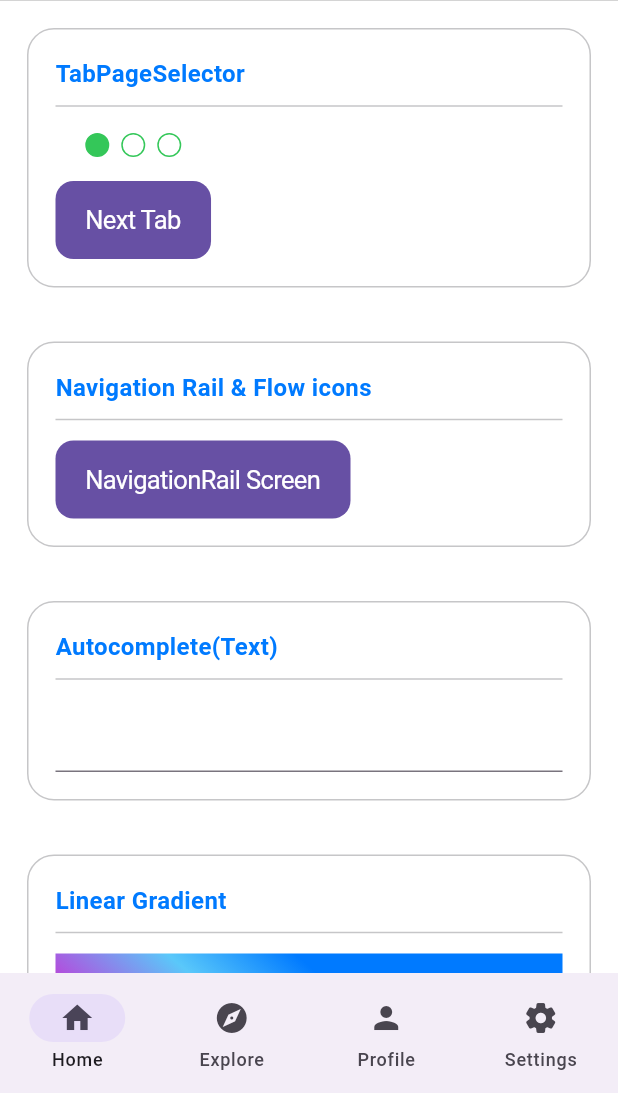
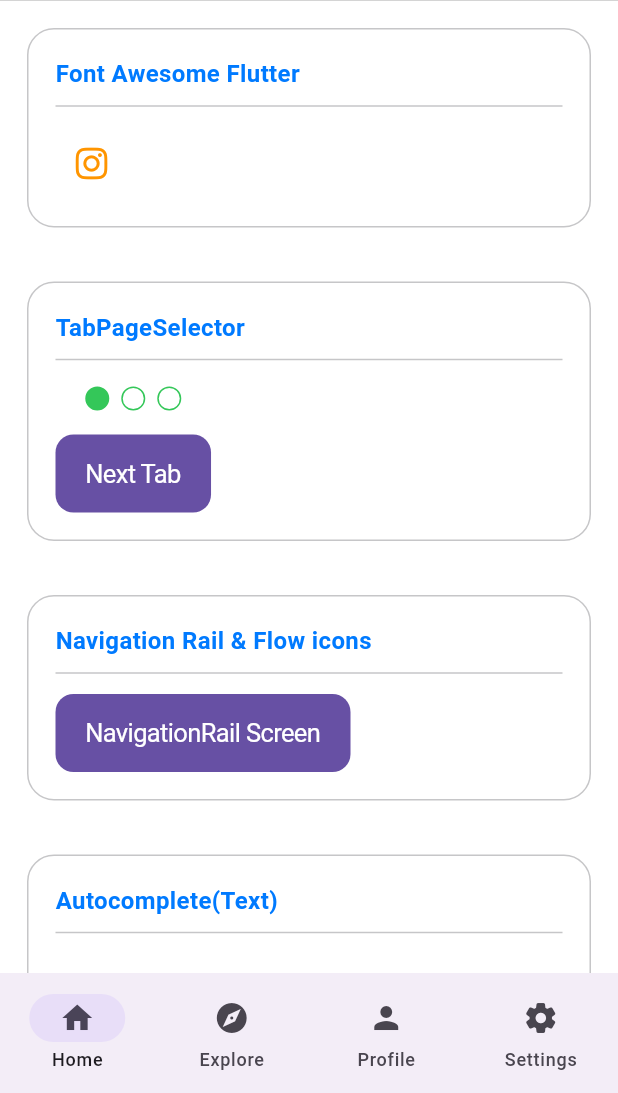
Before and after one commit to darshanpatellr/widget_of_week, a Flutter app: the screen it shows after launch, on a phone screen of 412 x 824 dp, the part 143-1236 px from its top. Run offline on Flutter 3.47's test engine with Material 3 defaults, Android fonts, the phone set to English and light mode, and no system bars; our stand-ins replace fl_chart, flutter_animate, font_awesome_flutter, video_player; missing offline and left inert: home_widget.

Commit message:
feat: Add Font Awesome Flutter example
This commit introduces an example of the `font_awesome_flutter` package.

- Adds the `font_awesome_flutter` dependency to `pubspec.yaml`.
- Creates a new `_fontAwesomeFlutter` method to demonstrate the package.
- The example displays an Instagram icon (`FontAwesomeIcons.instagram`) using the `FaIcon` widget within an `IconButton`.
- Integrates the new example into the `SliverList` on the main screen.

```diff
--- a/lib/main.dart
+++ b/lib/main.dart
@@ -8,6 +8,7 @@ import 'package:fl_chart/fl_chart.dart';
 import 'package:flutter/cupertino.dart' hide ImageInfo;
 import 'package:flutter/material.dart' hide ImageInfo;
 import 'package:flutter_animate/flutter_animate.dart';
+import 'package:font_awesome_flutter/font_awesome_flutter.dart';
 import 'package:home_widget/home_widget.dart';
 
 import 'screens/navigation_rail_screen.dart';
@@ -88,6 +89,7 @@ class _HomeScreenState extends State<HomeScreen> with TickerProviderStateMixin {
             CupertinoSliverNavigationBar(largeTitle: Text("Cupertino")),
             SliverList(
               delegate: SliverChildListDelegate([
+                _fontAwesomeFlutter(),
                 _tabPageSelector(),
                 _navigationRail(),
                 _autocomplete(),
@@ -118,6 +120,21 @@ class _HomeScreenState extends State<HomeScreen> with TickerProviderStateMixin {
           ],
         ),
         bottomNavigationBar: _bottomNavigation(),
+      ),
+    );
+  }
+
+  /// ---------- font awesome flutter ---------- ///
+
+  Widget _fontAwesomeFlutter() {
+    return ReusableContainer(
+      title: "Font Awesome Flutter",
+      widget: IconButton(
+        onPressed: () {},
+        icon: FaIcon(
+          FontAwesomeIcons.instagram,
+          color: CupertinoColors.activeOrange,
+        ),
       ),
     );
   }
--- a/pubspec.yaml
+++ b/pubspec.yaml
@@ -39,6 +39,7 @@ dependencies:
   fl_chart: ^1.1.1
   home_widget: ^0.8.0
   flutter_animate: ^4.5.2
+  font_awesome_flutter: ^10.10.0
 
 dev_dependencies:
   flutter_test:
```
Also changed, not shown: pubspec.lock.
